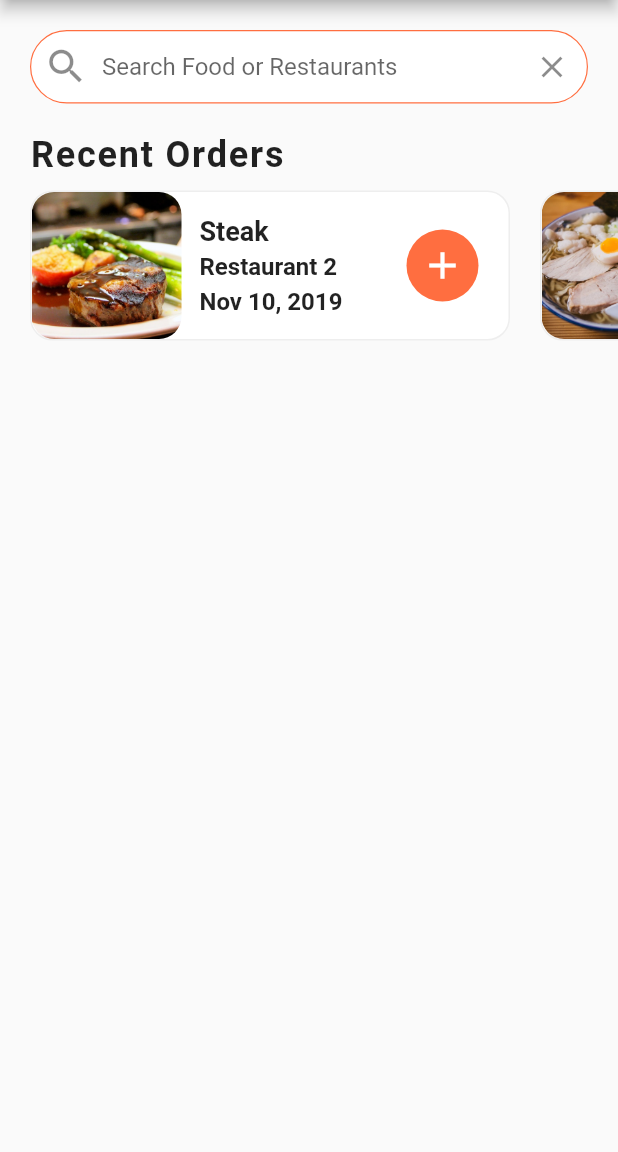
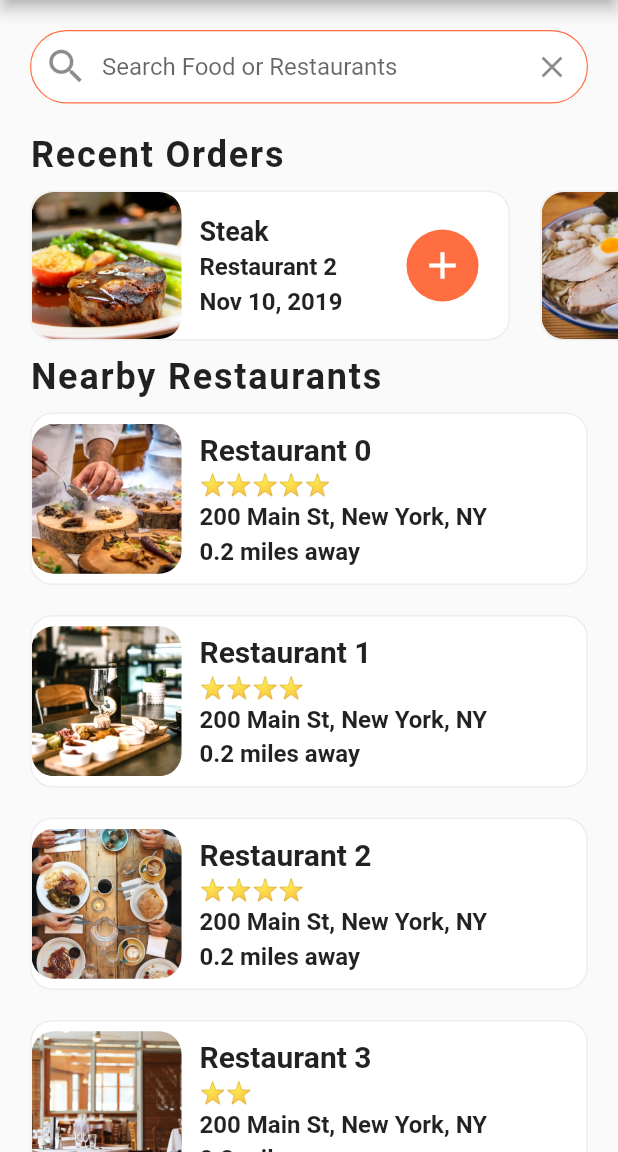
Before and after one commit to SusanKwamboka/Flutter_food_delivery-UI, a Flutter app: the screen it shows after launch, on a phone screen of 412 x 824 dp, the part 84-1236 px from its top. Run offline on Flutter 3.47's test engine with Material 2 defaults, Android fonts, the phone set to English and light mode, and no system bars.

Commit message:
Restored home_screen

```diff
--- a/lib/screens/home_screen.dart
+++ b/lib/screens/home_screen.dart
@@ -1,6 +1,9 @@
 import 'package:flutter/cupertino.dart';
 import 'package:flutter/material.dart';
+import 'package:flutter/widgets.dart';
 import 'package:flutter_food_delivery_ui/data/data.dart';
+import 'package:flutter_food_delivery_ui/models/restaurant.dart';
+import 'package:flutter_food_delivery_ui/widgets/rating_stars.dart';
 import 'package:flutter_food_delivery_ui/widgets/recent_orders.dart';
 
 class HomeScreen extends StatefulWidget {
@@ -9,6 +12,74 @@ class HomeScreen extends StatefulWidget {
 }
 
 class _HomeScreenState extends State<HomeScreen> {
+  _buildRestaurants(){
+    List<Widget> restaurantList = [];
+    restaurants.forEach((Restaurant restaurant) {
+      restaurantList.add(
+      Container(
+      margin: EdgeInsets.symmetric(horizontal: 20.0, vertical: 10.0,),
+      decoration: BoxDecoration(
+    color: Colors.white,
+    borderRadius: BorderRadius.circular(15.0),
+    border: Border.all(
+    width: 1.0,
+    color: Colors.grey[200],
+    )
+    ),
+        child: Row(children: <Widget> [
+          ClipRRect(
+            borderRadius: BorderRadius.circular(15.0),
+             child: Image(
+                width: 100.0,
+                height: 100.0,
+                image: AssetImage(restaurant.imageUrl),
+                fit: BoxFit.cover,
+              ),
+            ),
+          Container(
+            margin: EdgeInsets.all(12.0),
+            child: Column(
+              mainAxisAlignment: MainAxisAlignment.center,
+              crossAxisAlignment: CrossAxisAlignment.start,
+              children: <Widget>[
+                Text(
+                  restaurant.name,
+                  style: TextStyle(
+                      fontSize: 20.0,
+                      fontWeight: FontWeight.bold,
+                  ),
+                  overflow: TextOverflow.ellipsis,
+                ),
+                SizedBox(height: 4.0),
+               RatingStars(restaurant.rating),
+                SizedBox(height: 4.0),
+                Text(
+                    restaurant.address,
+                    style: TextStyle(
+                      fontSize: 16.0,
+                      fontWeight: FontWeight.w600,
+                    ),
+                  overflow: TextOverflow.ellipsis,
+                ),
+                SizedBox(height: 4.0),
+                  Text(
+                  '0.2 miles away',
+                  style: TextStyle(
+                    fontSize: 16.0,
+                    fontWeight: FontWeight.w600,
+                  ),
+                    overflow: TextOverflow.ellipsis,
+                ),
+              ],
+            ),
+          ),
+          ],
+        ),
+    ),
+    );
+    });
+    return Column(children: restaurantList);
+  }
   @override
   Widget build(BuildContext context) {
     return Scaffold(
@@ -65,7 +136,25 @@ class _HomeScreenState extends State<HomeScreen> {
          ),
          ),
          RecentOrders(),
+         Column (
+           crossAxisAlignment: CrossAxisAlignment.start,
+          children: <Widget>[
+            Padding(
+              padding: EdgeInsets.symmetric(horizontal: 20.0),
+           child: Text(
+               'Nearby Restaurants',
+             style: TextStyle(
+                 fontSize: 24.0,
+                 fontWeight: FontWeight.w600,
+               letterSpacing: 1.2,
+             ),
+           ),
+            ),
+            _buildRestaurants(),
+         ],
+         ),
        ],
+
      ),
     );
 
```
